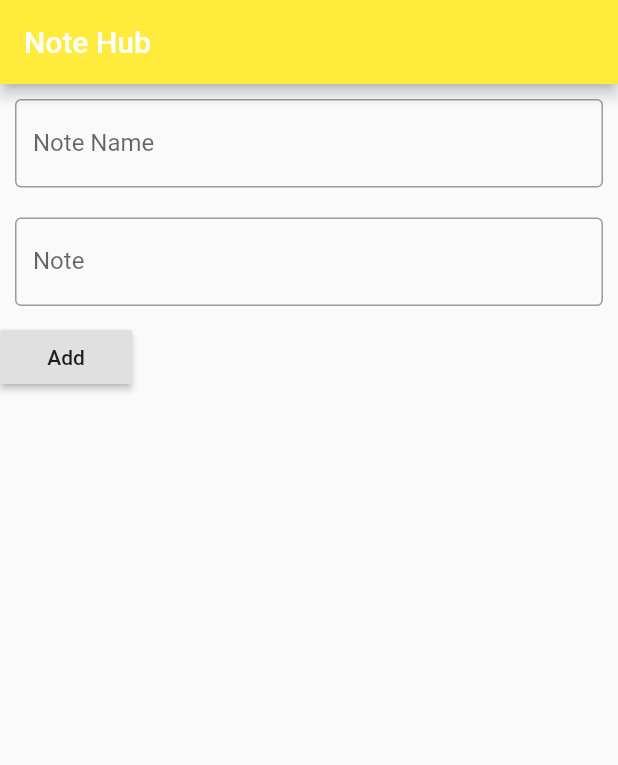
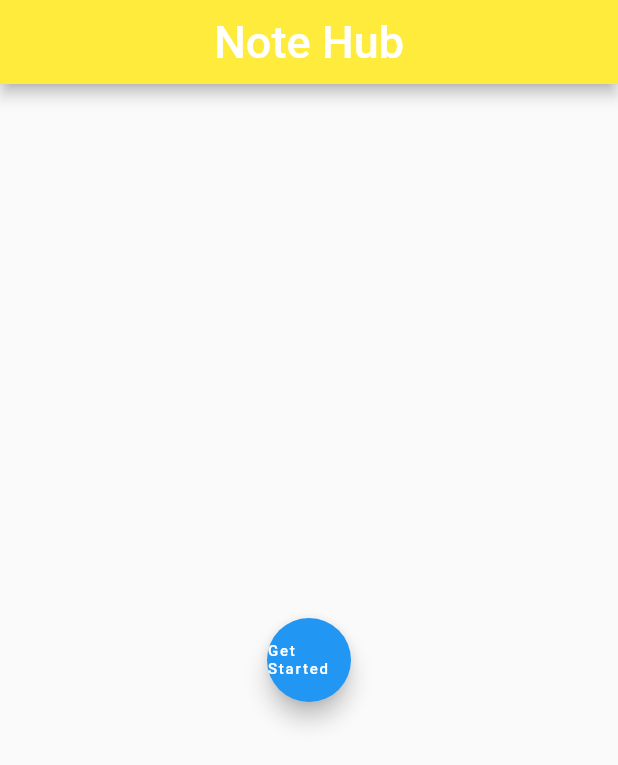
Before and after one commit to Shankp/NoteHub, a Flutter app: the screen it shows after launch, on a phone screen of 412 x 824 dp. Shown: the top 765 px of the screen. Run offline on Flutter 3.47's test engine with Material 2 defaults, Android fonts, the phone set to English and light mode, and no system bars; our stand-ins replace cloud_firestore; accounts and stored records are empty.

Commit message:
implement first page and few UI fixes

```diff
--- a/lib/main.dart
+++ b/lib/main.dart
@@ -9,6 +9,53 @@ void main() => runApp(NoteApp());
 
 class NoteApp extends StatelessWidget {
   // This widget is the root of your application.
+  @override
+  Widget build(BuildContext context) {
+    return MaterialApp(
+        home: Scaffold(
+      appBar: AppBar(
+          title: Center(
+            child: Text(
+              "Note Hub",
+              style: TextStyle(fontSize: 30),
+            ),
+          ),
+          backgroundColor: Colors.yellow),
+      body: Login(),
+    ));
+  }
+}
+
+class Login extends StatefulWidget {
+  @override
+  _LoginState createState() => _LoginState();
+}
+
+class _LoginState extends State<Login> {
+  @override
+  Widget build(BuildContext context) {
+    return Container(
+      child: Center(
+        child: FloatingActionButton(
+          child: Text(
+            'Get Started',
+            style: TextStyle(fontSize: 10),
+          ),
+          //color: Colors.teal.shade100,
+          onPressed: () {
+            print('clicked');
+            Navigator.push(
+              context,
+              MaterialPageRoute(builder: (context) => SecondScreen()),
+            );
+          },
+        ),
+      ),
+    );
+  }
+}
+
+class SecondScreen extends StatelessWidget {
   @override
   Widget build(BuildContext context) {
     return MaterialApp(
@@ -27,24 +74,28 @@ class UserNote extends StatefulWidget {
 class _UserNoteState extends State<UserNote> {
   TextEditingController nameController = TextEditingController();
   TextEditingController noteBodyController = TextEditingController();
-  List<Note> noteList = [];
-  var document;
+  bool _validateTitle = false;
   final CollectionReference noteCollection =
       Firestore.instance.collection('Note');
 
   void addItemToList() {
     print('called addItemToList');
-    //noteCollection.add(data)
-    String title=nameController.text;
-    String noteBody=noteBodyController.text;
+    String title = nameController.text.trim();
+    String noteBody = noteBodyController.text.trim();
+    if (title.length == 0) {
+      _validateTitle = true;
+    } else {
+      _validateTitle = false;
       var jsonString = '{"title": "$title", "note": "$noteBody"}';
       Map<String, dynamic> note = jsonDecode(jsonString);
       noteCollection.add(note);
+    }
     print('finished addItemToList');
   }
 
   Widget _buidStream(BuildContext context, DocumentSnapshot document) {
     return ListTile(
+      contentPadding: EdgeInsets.fromLTRB(10, 2, 10, 2),
       title: Text(document['title']) ?? '',
       subtitle: Text(document['note']) ?? '',
     );
@@ -60,7 +111,8 @@ class _UserNoteState extends State<UserNote> {
             controller: nameController,
             decoration: InputDecoration(
               border: OutlineInputBorder(),
-              labelText: 'Note Name',
+              labelText: 'Note Title',
+              errorText: _validateTitle ? 'Title Can\'t Be Empty' : null,
             ),
           ),
         ),
@@ -69,20 +121,23 @@ class _UserNoteState extends State<UserNote> {
           child: TextField(
             controller: noteBodyController,
             decoration: InputDecoration(
-              border: OutlineInputBorder(),
-              labelText: 'Note',
-            ),
+                border: OutlineInputBorder(), labelText: 'Note'),
           ),
         ),
         Row(
+          mainAxisAlignment: MainAxisAlignment.center,
           children: <Widget>[
-            RaisedButton(
+            Container(
+              padding: EdgeInsets.all(10),
+              child: RaisedButton(
                 child: Text('Add'),
+                padding: EdgeInsets.all(10),
                 onPressed: () {
                   setState(() {
                     addItemToList();
                   });
                 },
+              ),
             ),
           ],
         ),
@@ -92,14 +147,17 @@ class _UserNoteState extends State<UserNote> {
                 builder: (context, snapshot) {
                   if (!snapshot.hasData) return const Text('Loading');
 
-                  document = snapshot;
-                  return ListView.builder(
+                  return ListView.separated(
+                    separatorBuilder: (context, index) => Divider(
+                      color: Colors.black,
+                    ),
                     padding: const EdgeInsets.all(8),
                     itemCount: snapshot.data.documents.length,
                     itemBuilder: (context, int index) {
                       return _buidStream(
                           context, snapshot.data.documents[index]);
-                      });
+                    },
+                  );
                 }))
       ],
     );
```
Also changed, not shown: 12 other files. Lines whose indentation alone changed are shown as unchanged.
